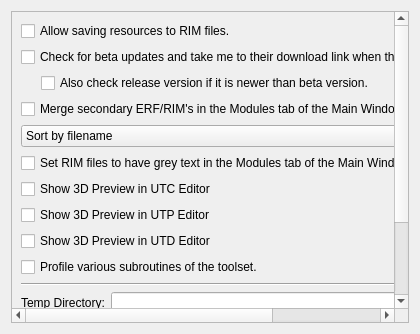
This is Tools/HolocronToolset/src/ui/widgets/settings/misc.ui in NickHugi/PyKotor as Qt 5 draws it before an edit. The edited form follows.
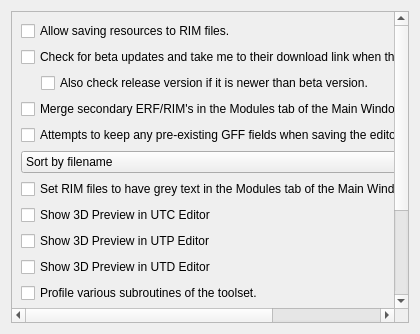
This is the edited form.

Commit message:
add a setting to preserve original GFF fields
not perfect but helps with save editing.

```diff
--- a/Tools/HolocronToolset/src/ui/widgets/settings/misc.ui
+++ b/Tools/HolocronToolset/src/ui/widgets/settings/misc.ui
@@ -67,6 +67,13 @@
          </property>
         </widget>
        </item>
+       <item>
+        <widget class="QCheckBox" name="attemptKeepOldGFFFields">
+         <property name="text">
+          <string>Attempts to keep any pre-existing GFF fields when saving the editor. Required for save editing.</string>
+         </property>
+        </widget>
+       </item>
        <item>
         <widget class="QComboBox" name="moduleSortOptionComboBox">
             <property name="editable">
```
The commit also changes 9 other files.
